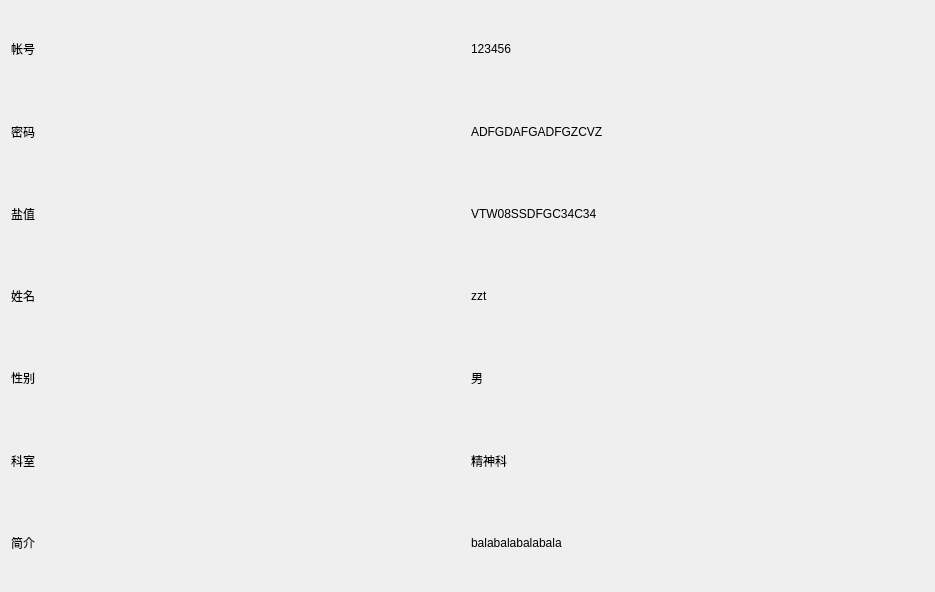
Qt form dbclient/little_doctor.ui (sayazaaa/SmMed) before a commit.
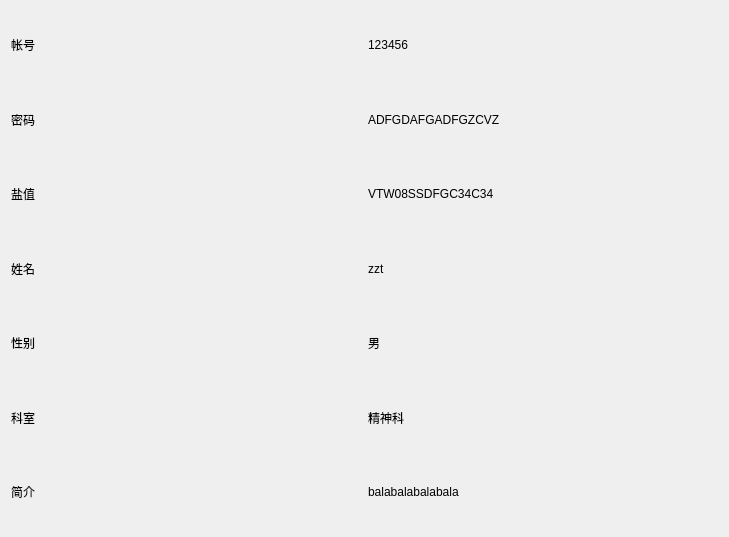
The same form after that commit.

```diff
--- a/dbclient/little_doctor.ui
+++ b/dbclient/little_doctor.ui
@@ -6,8 +6,8 @@
    <rect>
     <x>0</x>
     <y>0</y>
-    <width>935</width>
-    <height>592</height>
+    <width>729</width>
+    <height>537</height>
    </rect>
   </property>
   <property name="windowTitle">
```
